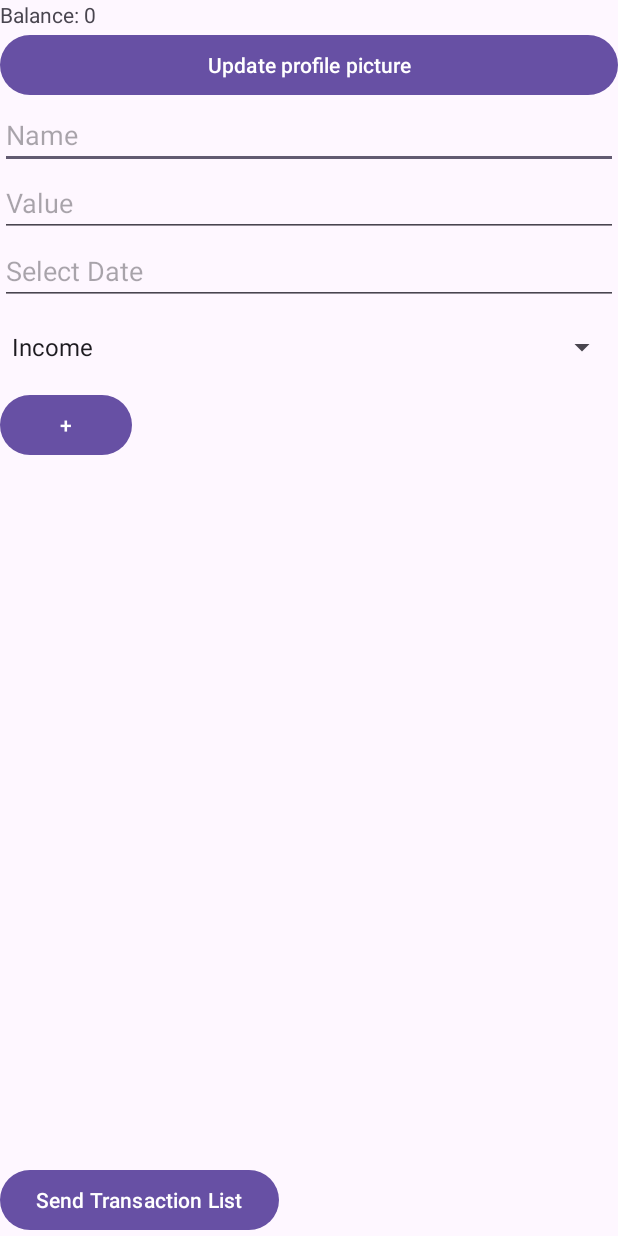
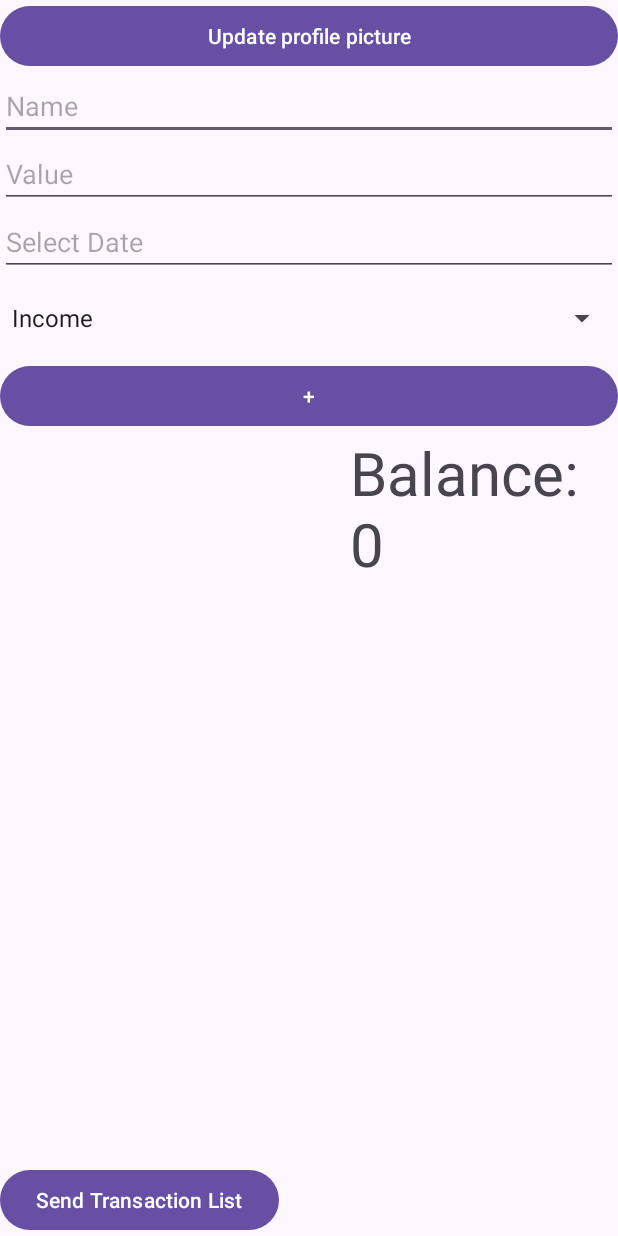
Before and after one commit to MuriloHideki/MySavings, an Android app: the MainActivity screen opened directly, with no data from a screen before it, on a phone screen of 412 x 824 dp. Run offline under Robolectric (Android 15) with nearby library versions, the phone set to English and light mode, and no system bars; our stand-ins replace Firebase (no records; nobody signed in at launch, a user with empty details on screens opened directly).

Commit message:
Last Commit

```diff
--- a/app/src/main/java/com/example/mysavings/MainActivity.java
+++ b/app/src/main/java/com/example/mysavings/MainActivity.java
@@ -11,6 +11,7 @@ import android.database.sqlite.SQLiteDatabase;
 import android.graphics.Bitmap;
 import android.os.Bundle;
 import android.provider.MediaStore;
+import android.util.Log;
 import android.view.LayoutInflater;
 import android.view.View;
 import android.view.ViewGroup;
@@ -308,7 +309,6 @@ public class MainActivity extends AppCompatActivity {
             private TextView textViewPriority;
             private TextView textViewValue;
             private TextView textViewDate;
-
             public TransactionViewHolder(@NonNull View itemView) {
                 super(itemView);
                 textViewPriority = itemView.findViewById(R.id.textViewPriority);
@@ -320,7 +320,6 @@ public class MainActivity extends AppCompatActivity {
                     public void onClick(View view) {
                         int position = getAdapterPosition();
                         if (position != RecyclerView.NO_POSITION && listener != null) {
-                            listener.onTransactionClick(transactions.get(position));
                             Transaction transaction = transactions.get(position);
                             MainActivity.this.onEditTransactionClicked(transaction);
                         }
--- a/app/src/main/res/layout/activity_main.xml
+++ b/app/src/main/res/layout/activity_main.xml
@@ -5,13 +5,6 @@
     android:layout_height="match_parent"
     android:orientation="vertical"
     tools:context=".MainActivity">
-
-    <TextView
-        android:id="@+id/textBalance"
-        android:layout_width="match_parent"
-        android:layout_height="wrap_content"
-        android:layout_centerInParent="true"
-        android:text="Balance: 0" />
 
     <ImageView
         android:id="@+id/imageView"
@@ -61,11 +54,21 @@
 
         <Button
             android:id="@+id/buttonAddIncome"
-            android:layout_width="wrap_content"
+            android:layout_width="match_parent"
             android:layout_height="wrap_content"
             android:text="+" />
 
     </LinearLayout>
+
+    <TextView
+        android:id="@+id/textBalance"
+        android:layout_width="match_parent"
+        android:layout_height="wrap_content"
+        android:layout_centerInParent="true"
+        android:text="Balance: 0"
+        android:layout_marginLeft="350px"
+        android:textSize="60px"
+        />
 
     <androidx.recyclerview.widget.RecyclerView
         android:id="@+id/recyclerViewIncomes"
```
Also changed, not shown: app/src/main/java/com/example/mysavings/EditTransactionActivity.java (+11 -3 lines), app/src/main/res/layout/activity_login.xml (+10 -9 lines).
